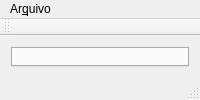
GabrielLasso/MAC0214, file mainwindow.ui: the form before one commit.
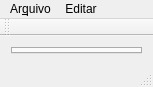
The form after the commit.

Commit message: Joguei as coisas para o menu e criei shurtcuts

Diff of the .ui file:
```diff
--- a/mainwindow.ui
+++ b/mainwindow.ui
@@ -2,6 +2,14 @@
 <ui version="4.0">
  <class>MainWindow</class>
  <widget class="QMainWindow" name="MainWindow">
+  <property name="geometry">
+   <rect>
+    <x>0</x>
+    <y>0</y>
+    <width>153</width>
+    <height>87</height>
+   </rect>
+  </property>
   <property name="sizePolicy">
    <sizepolicy hsizetype="Maximum" vsizetype="Maximum">
     <horstretch>0</horstretch>
@@ -59,8 +67,17 @@
     <addaction name="actionNovo_Mapa"/>
     <addaction name="actionCarregar_Mapa"/>
     <addaction name="actionSalvar_Mapa"/>
+    <addaction name="separator"/>
+    <addaction name="actionExportar_como_imagem"/>
+   </widget>
+   <widget class="QMenu" name="menuEditar">
+    <property name="title">
+     <string>Editar</string>
+    </property>
+    <addaction name="actionPropriedades_do_mapa"/>
    </widget>
    <addaction name="menuFile"/>
+   <addaction name="menuEditar"/>
   </widget>
   <widget class="QToolBar" name="mainToolBar">
    <attribute name="toolBarArea">
```
Left out of the diff: 22 changed lines with no effect on the pictures. The commit also changes 5 other files.
